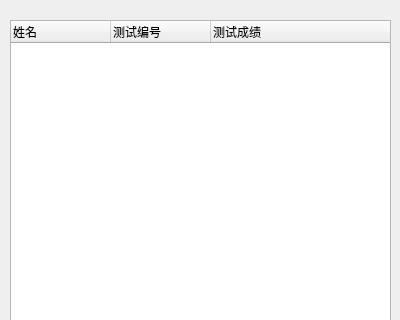
First picture: the form in studentscoreanalyzewindow.ui, repository Cabbage-Cat/SelfTestSystemProject, before the edit; both pictures show x 0 to 400 and y 0 to 320 of the 400 by 472 pixel window.
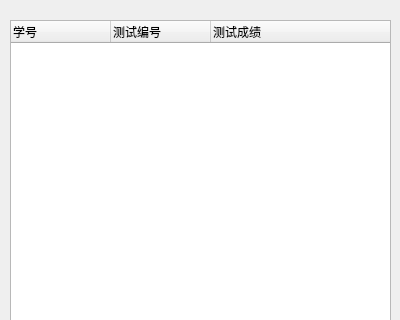
Second picture: the form after the edit.

What changed in the file:
```diff
--- a/studentscoreanalyzewindow.ui
+++ b/studentscoreanalyzewindow.ui
@@ -24,7 +24,7 @@
    </property>
    <column>
     <property name="text">
-     <string>姓名</string>
+     <string>学号</string>
     </property>
    </column>
    <column>
```
